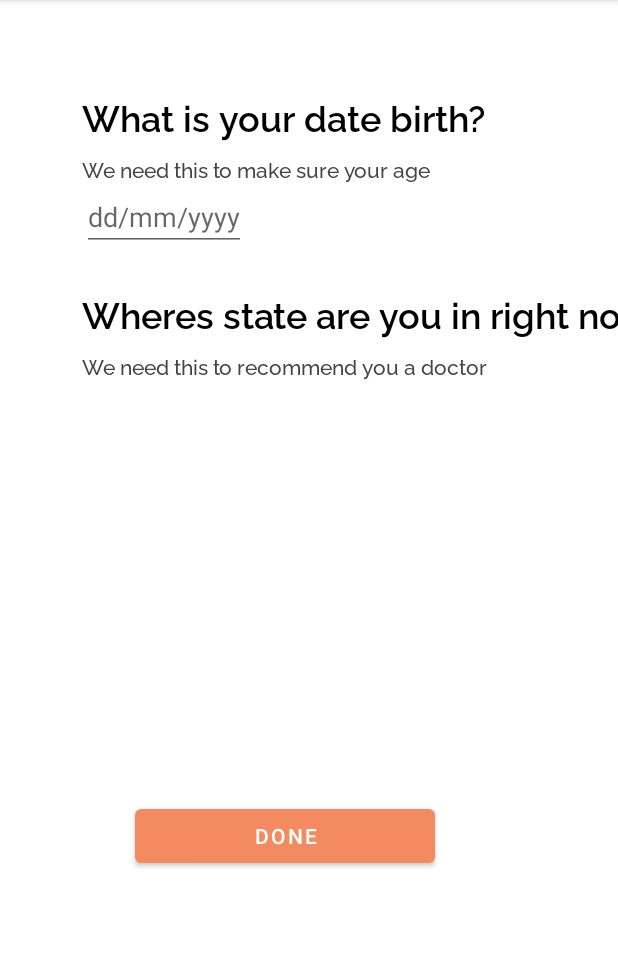
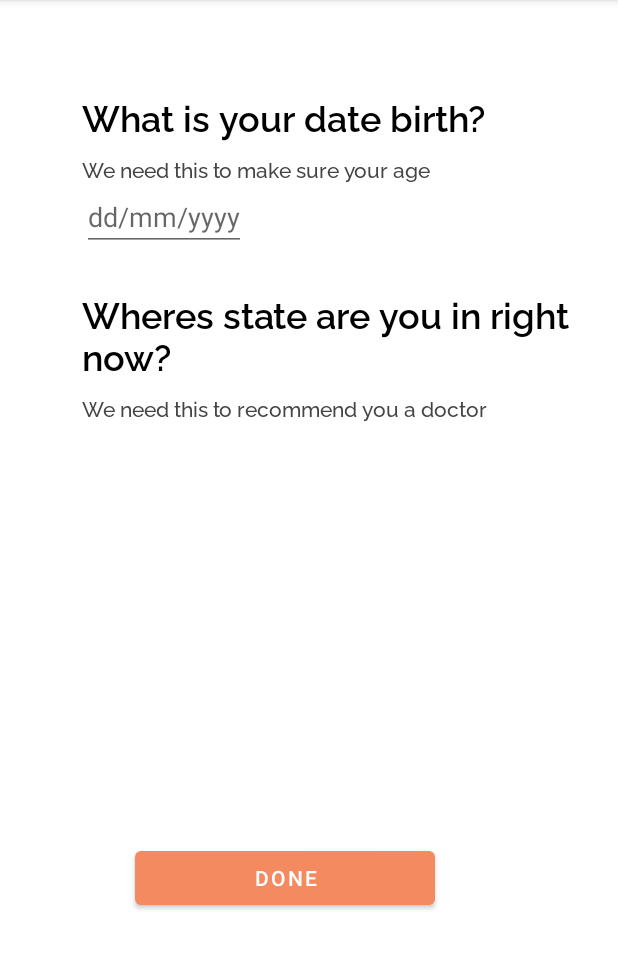
Before and after one commit to candra-AI/Bangkit-Capston-K19, an Android app: the fragment IdentityFragment shown on its own in the app's theme, on a phone screen of 412 x 824 dp, the part 84-1053 px from its top. Run offline under Robolectric (Android 15) with nearby library versions, the phone set to English and light mode, and no system bars.

Commit message:
Fix Layout Result

```diff
--- a/app/src/main/res/layout/fragment_identity.xml
+++ b/app/src/main/res/layout/fragment_identity.xml
@@ -1,24 +1,24 @@
 <?xml version="1.0" encoding="utf-8"?>
 <androidx.constraintlayout.widget.ConstraintLayout xmlns:android="http://schemas.android.com/apk/res/android"
+    xmlns:app="http://schemas.android.com/apk/res-auto"
     xmlns:tools="http://schemas.android.com/tools"
     android:layout_width="match_parent"
     android:layout_height="match_parent"
-    xmlns:app="http://schemas.android.com/apk/res-auto"
     tools:context=".ui.fragment.welcoming.identity.IdentityFragment">
 
     <TextView
         android:id="@+id/tv_date"
         android:layout_width="wrap_content"
         android:layout_height="wrap_content"
-        android:layout_marginTop="60dp"
+        android:layout_marginTop="@dimen/size_60"
         android:fontFamily="@font/raleway_semibold"
+        android:text="@string/date"
         android:textColor="@color/black"
         android:textSize="24sp"
         app:layout_constraintEnd_toEndOf="parent"
         app:layout_constraintHorizontal_bias="0.383"
         app:layout_constraintStart_toStartOf="parent"
-        app:layout_constraintTop_toTopOf="parent"
-        android:text="@string/date" />
+        app:layout_constraintTop_toTopOf="parent" />
 
 
     <TextView
@@ -41,19 +41,20 @@
         android:focusable="false"
         android:focusableInTouchMode="false"
         android:hint="@string/birth_date"
-        app:layout_constraintStart_toBottomOf="@id/tv_date"
         app:layout_constraintStart_toStartOf="@+id/tv_date"
         app:layout_constraintTop_toBottomOf="@+id/textView" />
 
     <TextView
         android:id="@+id/tv_loc"
-        android:layout_width="wrap_content"
+        android:layout_width="0dp"
         android:layout_height="wrap_content"
         android:layout_marginTop="24dp"
+        android:layout_marginEnd="@dimen/size_24"
         android:fontFamily="@font/raleway_semibold"
         android:text="@string/location_user"
         android:textColor="@color/black"
         android:textSize="24sp"
+        app:layout_constraintEnd_toEndOf="parent"
         app:layout_constraintStart_toStartOf="@+id/tv_date"
         app:layout_constraintTop_toBottomOf="@+id/date_birth" />
 
@@ -70,7 +71,6 @@
         app:layout_constraintTop_toBottomOf="@id/tv_loc" />
 
 
-
     <Button
         android:layout_width="200dp"
         android:layout_height="wrap_content"
--- a/app/src/main/res/values/strings.xml
+++ b/app/src/main/res/values/strings.xml
@@ -53,5 +53,7 @@
     <string name="user"> Me </string>
     <string name="type_text"> Type here</string>
     <string name="send"> Send </string>
+    <string name="skip">Skip</string>
+    <string name="progress_percent">%s &#65130;</string>
 
 </resources>
```
Also changed, not shown: app/src/main/java/id/capstone/project/skindetector/ui/fragment/other/detectionresult/DetectionResultFragment.kt (+27 -5 lines), app/src/main/res/layout/fragment_detection_result.xml (+8 -7 lines).
